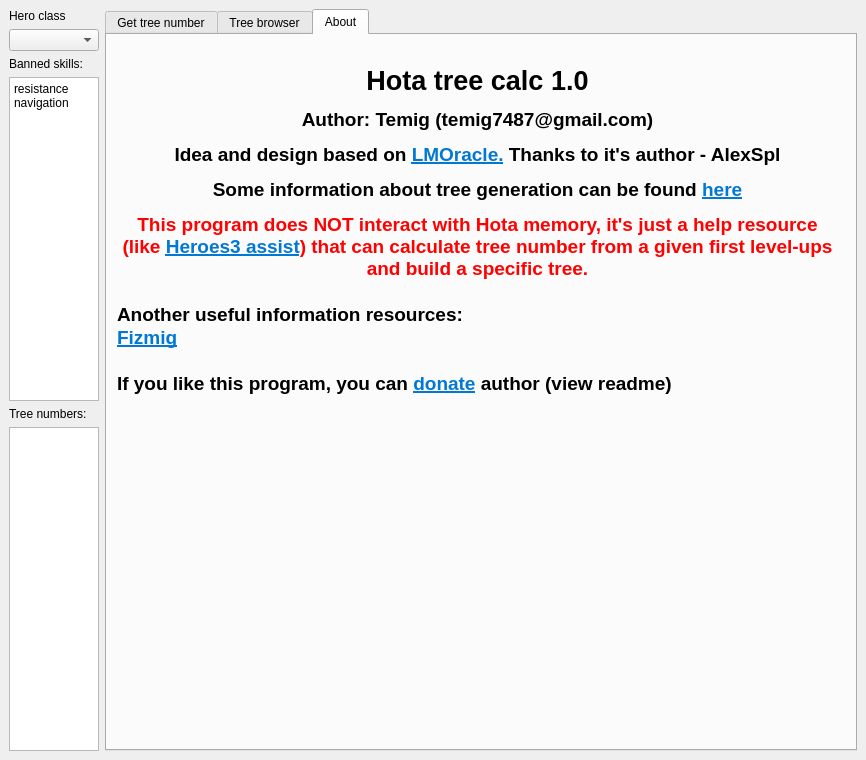
Above: tree_calc.ui from temig74/HotaTreeCalc before the change. Below: the same form after it.
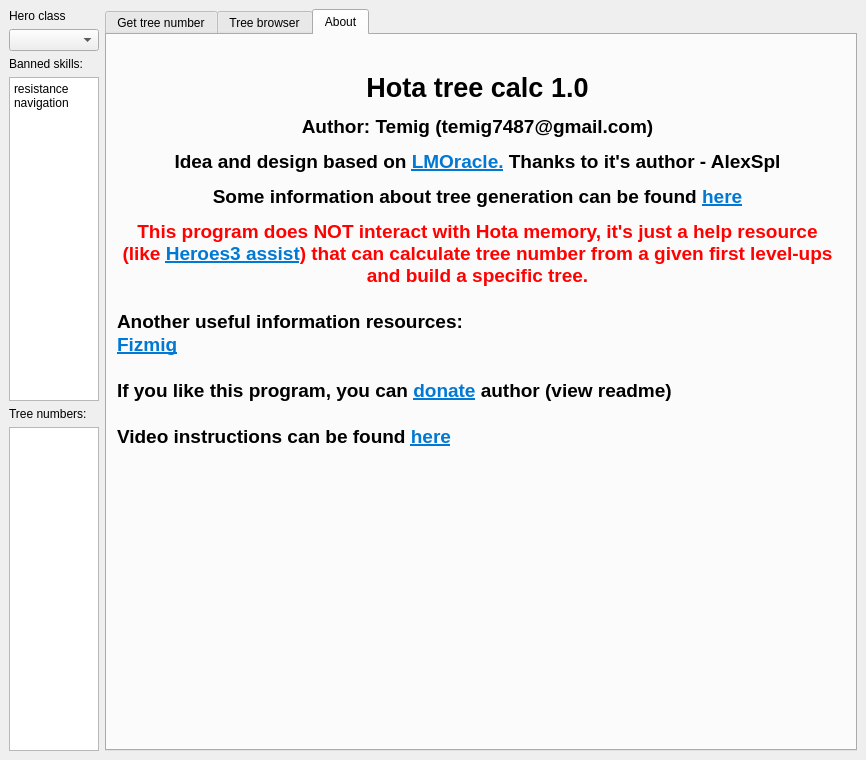
That is the form after the change. The open tabs and pages were chosen to show the change.

```diff
--- a/tree_calc.ui
+++ b/tree_calc.ui
@@ -1156,7 +1156,7 @@
           <x>10</x>
           <y>10</y>
           <width>721</width>
-          <height>371</height>
+          <height>431</height>
          </rect>
         </property>
         <property name="font">
@@ -1182,7 +1182,9 @@
 &lt;p style=&quot; margin-top:0px; margin-bottom:0px; margin-left:0px; margin-right:0px; -qt-block-indent:0; text-indent:0px;&quot;&gt;Another useful information resources:&lt;/p&gt;
 &lt;p style=&quot; margin-top:0px; margin-bottom:0px; margin-left:0px; margin-right:0px; -qt-block-indent:0; text-indent:0px;&quot;&gt;&lt;a href=&quot;https://vk.com/fizmig&quot;&gt;&lt;span style=&quot; text-decoration: underline; color:#0078d4;&quot;&gt;Fizmig&lt;/span&gt;&lt;/a&gt;&lt;/p&gt;
 &lt;p style=&quot;-qt-paragraph-type:empty; margin-top:0px; margin-bottom:0px; margin-left:0px; margin-right:0px; -qt-block-indent:0; text-indent:0px;&quot;&gt;&lt;br /&gt;&lt;/p&gt;
-&lt;p style=&quot; margin-top:0px; margin-bottom:0px; margin-left:0px; margin-right:0px; -qt-block-indent:0; text-indent:0px;&quot;&gt;If you like this program, you can &lt;a href=&quot; https://github.com/temig74/HotaTreeCalc/blob/master/README.md&quot;&gt;&lt;span style=&quot; text-decoration: underline; color:#0078d4;&quot;&gt;donate&lt;/span&gt;&lt;/a&gt; author (view readme)&lt;/p&gt;&lt;/body&gt;&lt;/html&gt;</string>
+&lt;p style=&quot; margin-top:0px; margin-bottom:0px; margin-left:0px; margin-right:0px; -qt-block-indent:0; text-indent:0px;&quot;&gt;If you like this program, you can &lt;a href=&quot;https://github.com/temig74/HotaTreeCalc/blob/master/README.md&quot;&gt;&lt;span style=&quot; text-decoration: underline; color:#0078d4;&quot;&gt;donate&lt;/span&gt;&lt;/a&gt; author (view readme)&lt;/p&gt;
+&lt;p style=&quot;-qt-paragraph-type:empty; margin-top:0px; margin-bottom:0px; margin-left:0px; margin-right:0px; -qt-block-indent:0; text-indent:0px;&quot;&gt;&lt;br /&gt;&lt;/p&gt;
+&lt;p style=&quot; margin-top:0px; margin-bottom:0px; margin-left:0px; margin-right:0px; -qt-block-indent:0; text-indent:0px;&quot;&gt;Video instructions can be found &lt;a href=&quot;https://www.youtube.com/@temig74&quot;&gt;&lt;span style=&quot; text-decoration: underline; color:#0078d4;&quot;&gt;here&lt;/span&gt;&lt;/a&gt;&lt;/p&gt;&lt;/body&gt;&lt;/html&gt;</string>
         </property>
         <property name="wordWrap">
          <bool>true</bool>
```
